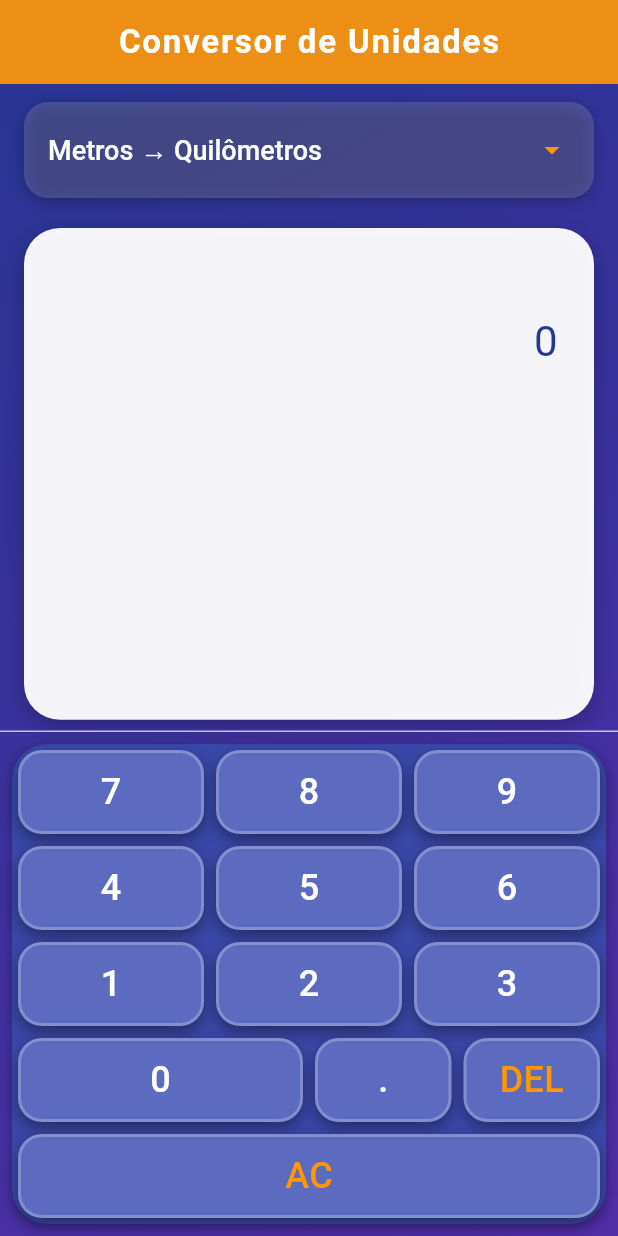
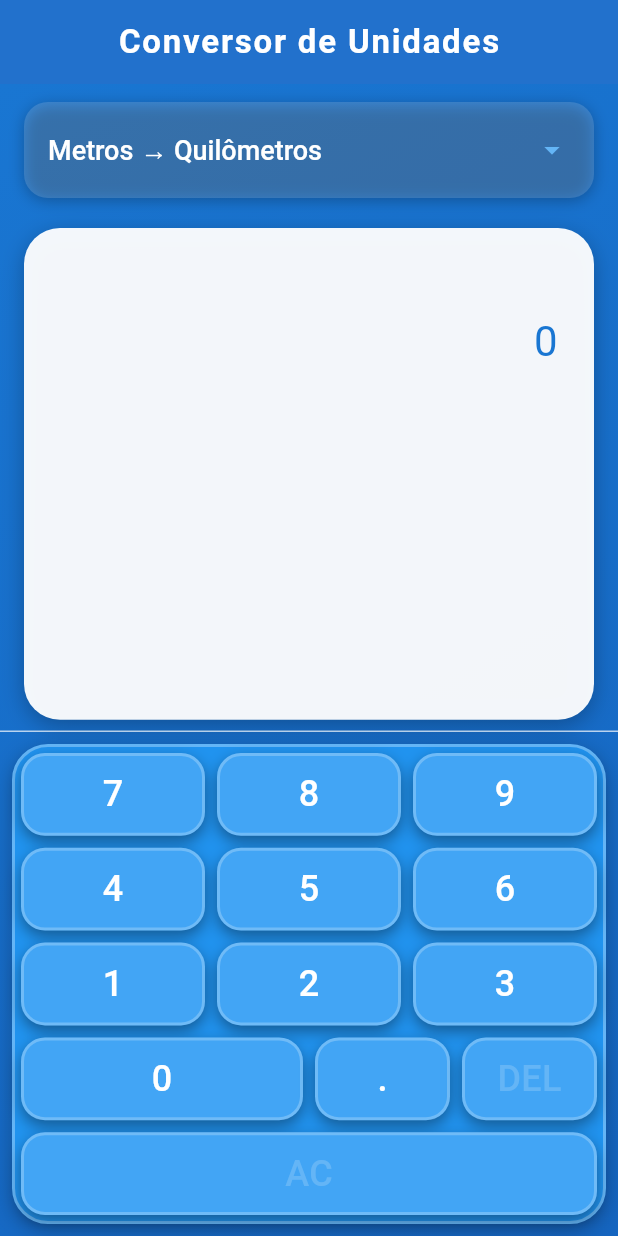
Before and after one commit to MarlonVBP/Primeiro-app-Flutter, a Flutter app: the screen it shows after launch, on a phone screen of 412 x 824 dp. Run offline on Flutter 3.47's test engine with Material 3 defaults, Android fonts, the phone set to English and light mode, and no system bars; drawn by our look-alikes of auto_size_text.

Commit message:
:art: Atualizando a pela de cores para um tom azul

```diff
--- a/lib/converter_screen.dart
+++ b/lib/converter_screen.dart
@@ -10,20 +10,20 @@ class ConverterScreen extends StatefulWidget {
 class _ConverterScreenState extends State<ConverterScreen> {
   final logic = ConverterLogic();
 
-  final Color bgGradientStart = Color(0xFF283593); // Azul escuro
-  final Color bgGradientEnd = Color(0xFF512DA8);   // Roxo escuro
-  final Color accentColor = Color(0xFFFF9800);     // Laranja
-  final Color keyboardBg = Color(0xFF3949AB);      // Azul médio
-  final Color buttonBg = Color(0xFF5C6BC0);        // Azul claro
+  final Color bgGradientStart = Color(0xFF1976D2); // Azul principal
+  final Color bgGradientEnd = Color(0xFF1565C0);   // Azul escuro
+  final Color accentColor = Color(0xFF64B5F6);     // Azul claro
+  final Color keyboardBg = Color(0xFF2196F3);      // Azul médio
+  final Color buttonBg = Color(0xFF42A5F5);        // Azul claro
   final Color displayBg = Colors.white;
-  final Color displayText = Color(0xFF283593);
+  final Color displayText = Color(0xFF1976D2);
 
   @override
   Widget build(BuildContext context) {
     return Scaffold(
       appBar: AppBar(
         elevation: 8,
-        backgroundColor: accentColor,
+        backgroundColor: bgGradientStart,
         title: Text(
           'Conversor de Unidades',
           style: TextStyle(
@@ -168,10 +168,14 @@ class _ConverterScreenState extends State<ConverterScreen> {
         boxShadow: [
           BoxShadow(
             color: Colors.black26,
-            blurRadius: 8,
-            offset: Offset(0, 2),
+            blurRadius: 12,
+            offset: Offset(0, 4),
           ),
         ],
+        border: Border.all(
+          color: accentColor,
+          width: 2,
+        ),
       ),
       height: 320.0,
       child: Column(
@@ -250,7 +254,7 @@ class _ConverterScreenState extends State<ConverterScreen> {
   }
 }
 
-// Botão customizado com efeito de hover, sombra e borda
+// Botão customizado com efeito de hover, sombra e borda azul
 class _HoverButton extends StatefulWidget {
   final String label;
   final Color textColor;
@@ -294,7 +298,7 @@ class _HoverButtonState extends State<_HoverButton> {
           boxShadow: [
             BoxShadow(
               color: Colors.black38,
-              blurRadius: _isHovered ? 12 : 8,
+              blurRadius: _isHovered ? 16 : 8,
               offset: Offset(0, 4),
             ),
           ],
```
